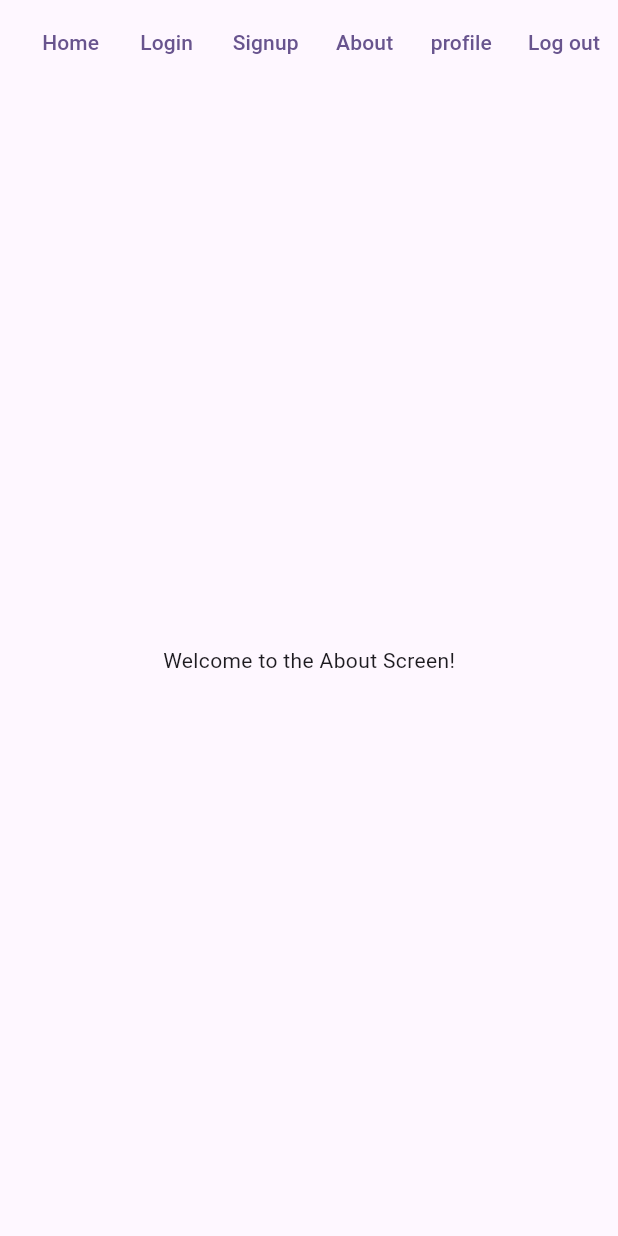
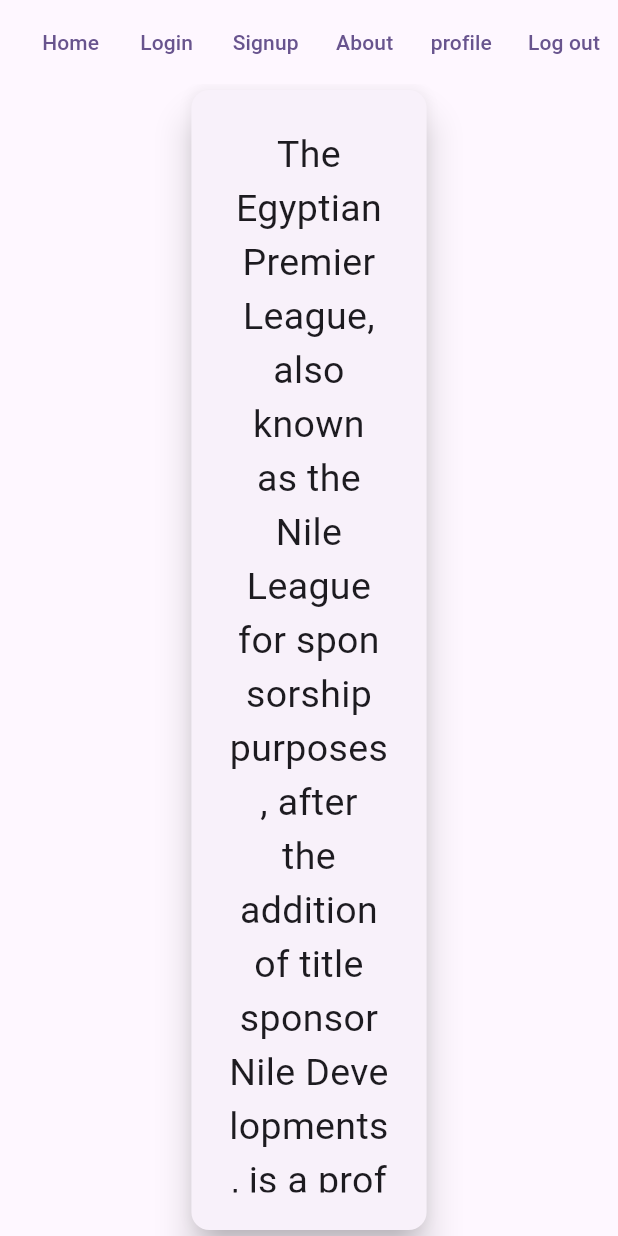
Before and after one commit to SarahElzayat/Egyptian_Premier_League_Reservation_System, a Flutter app: the AboutScreen screen opened by its route, on a phone screen of 412 x 824 dp. Run offline on Flutter 3.47's test engine with Material 3 defaults, Android fonts, the phone set to English and light mode, and no system bars; our stand-ins replace dio, shared_preferences; accounts and stored records are empty; network calls fail.

Commit message:
about screen

```diff
--- a/frontend/web_frontend/lib/src/screens/about_screen.dart
+++ b/frontend/web_frontend/lib/src/screens/about_screen.dart
@@ -7,8 +7,24 @@ class AboutScreen extends StatelessWidget {
     return Scaffold(
       appBar: AppBarComponent(context, index: 4),
       body: Center(
-        child: Text('Welcome to the About Screen!'),
-      ),
+          child: Container(
+        alignment: Alignment.center,
+        width: MediaQuery.sizeOf(context).width * 0.4,
+        child: const Card(
+          semanticContainer: true,
+          elevation: 10,
+          child: Padding(
+            padding: EdgeInsets.all(25.0),
+            child: Text(
+              'The Egyptian Premier League, also known as the Nile League for sponsorship purposes, after the addition of title sponsor Nile Developments, is a professional association football league in Egypt and the highest division of Egyptian football league system',
+              style: TextStyle(
+                fontSize: 25,
+              ),
+              textAlign: TextAlign.center,
+            ),
+          ),
+        ),
+      )),
     );
   }
 }
--- a/frontend/web_frontend/lib/src/screens/home_screen.dart
+++ b/frontend/web_frontend/lib/src/screens/home_screen.dart
@@ -26,11 +26,11 @@ class HomeScreen extends StatelessWidget {
     return Scaffold(
       appBar: AppBarComponent(context,
           // index: 1,
-          title: "Home"),
-      // title: "Home",
+          title: "Egyptian Premier League"),
       body: Center(
         child: Row(
           mainAxisAlignment: MainAxisAlignment.spaceEvenly,
+          crossAxisAlignment: CrossAxisAlignment.center,
           children: [
             Image.network(
               'https://media4.giphy.com/media/C2TugL3IThkO4jT5iv/giphy.gif?cid=6c09b952cug8a1dd0o4hevx621l5wlw7jfjb06fz9y8zcfc3&ep=v1_stickers_related&rid=giphy.gif&ct=s',
--- a/frontend/web_frontend/lib/src/screens/prev_matches_screen.dart
+++ b/frontend/web_frontend/lib/src/screens/prev_matches_screen.dart
@@ -88,12 +88,12 @@ class _PreviousMatchesScreenState extends State<PreviousMatchesScreen> {
   };
   List<Match> matches = [];
   Future<void> getMatches() async {
-    final res = await getPrevMatches();
-    setState(() {
-      for (var match in res) {
-        matches.add(match);
-      }
-    });
+    // final res = await getPrevMatches();
+    // setState(() {
+    //   for (var match in res) {
+    //     matches.add(match);
+    //   }
+    // });
   }
 
   @override
```
